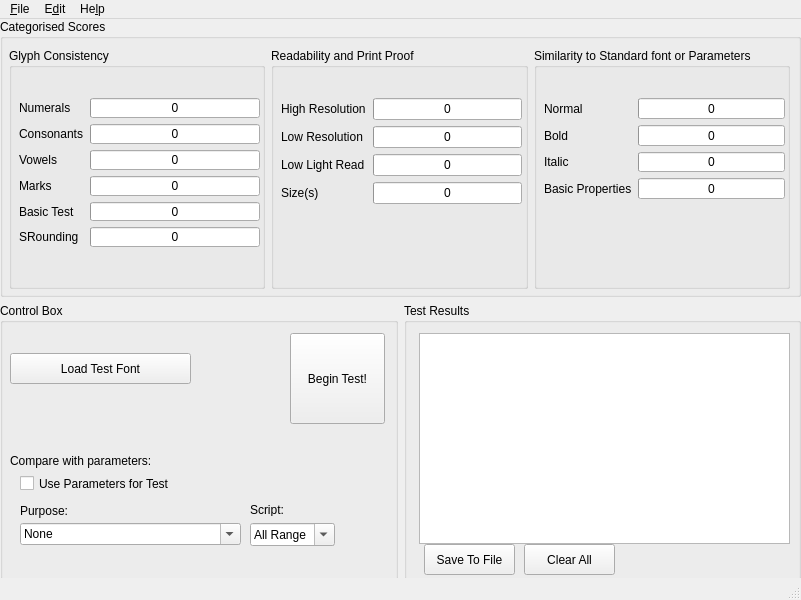
Before: the Qt Designer form ui/fontCompare.ui in ankur-india/FontCompare, drawn with Qt 5.
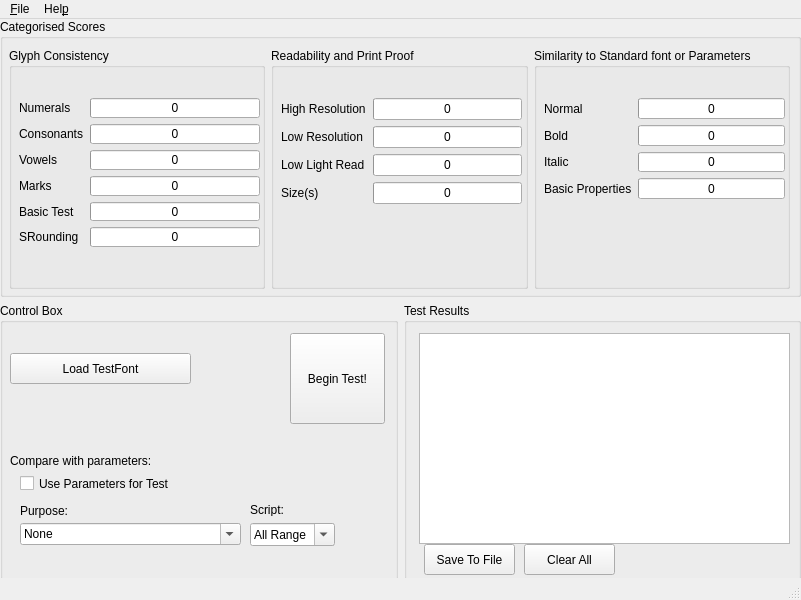
After: the same form once the commit is applied.

Commit message: added support to the menus and also fixed the loop bug with loading.

```diff
--- a/ui/fontCompare.ui
+++ b/ui/fontCompare.ui
@@ -456,7 +456,7 @@
            </rect>
           </property>
           <property name="text">
-           <string>Load Test Font</string>
+           <string>Load TestFont</string>
           </property>
          </widget>
          <widget class="QLabel" name="label_2">
@@ -680,21 +680,14 @@
     <addaction name="actionLoad_Font_File"/>
     <addaction name="actionSave_Test_Results"/>
    </widget>
-   <widget class="QMenu" name="menuE_dit">
+   <widget class="QMenu" name="menuHelp">
     <property name="title">
-     <string>E&amp;dit</string>
+     <string>Hel&amp;p</string>
     </property>
-    <addaction name="actionTest_Parameters"/>
-    <addaction name="actionManual_Testing"/>
-   </widget>
-   <widget class="QMenu" name="menuHe_lp">
-    <property name="title">
-     <string>He&amp;lp</string>
-    </property>
+    <addaction name="actionabout"/>
    </widget>
    <addaction name="menu_File"/>
-   <addaction name="menuE_dit"/>
-   <addaction name="menuHe_lp"/>
+   <addaction name="menuHelp"/>
   </widget>
   <widget class="QStatusBar" name="statusbar"/>
   <action name="actionLoad_Font_File">
```
Left out of the diff: 20 changed lines with no effect on the pictures. The commit also changes 2 other files.
